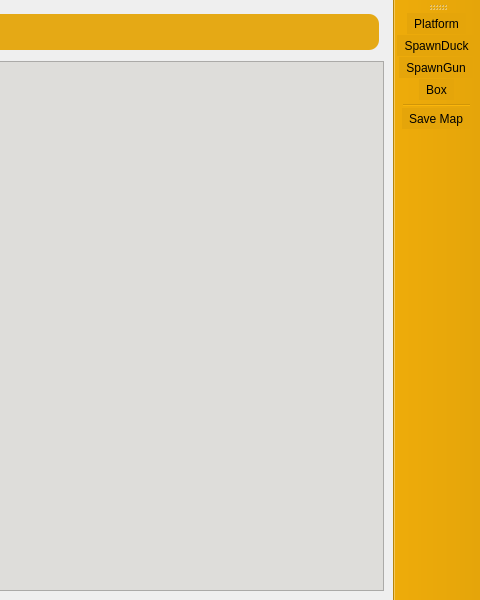
valentinbersi/DuckGame-Recreation, file editor/mainwindow.ui: the form before one commit; both pictures show x 338 to 818 and y 0 to 600 of the 818 by 600 pixel window.
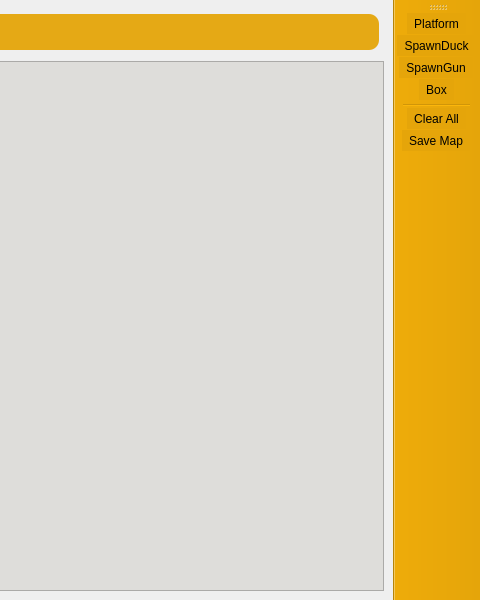
The form after the commit.

What changed in the file:
```diff
--- a/editor/mainwindow.ui
+++ b/editor/mainwindow.ui
@@ -97,6 +97,7 @@
    <addaction name="SpawnGun"/>
    <addaction name="Box"/>
    <addaction name="separator"/>
+   <addaction name="ClearAll"/>
    <addaction name="SaveMap"/>
   </widget>
   <action name="Platform">
@@ -142,6 +143,14 @@
     <string>Save Map</string>
    </property>
   </action>
+  <action name="ClearAll">
+   <property name="text">
+    <string>Clear All</string>
+   </property>
+   <property name="toolTip">
+    <string>Clear All</string>
+   </property>
+  </action>
  </widget>
  <resources/>
  <connections/>
```
